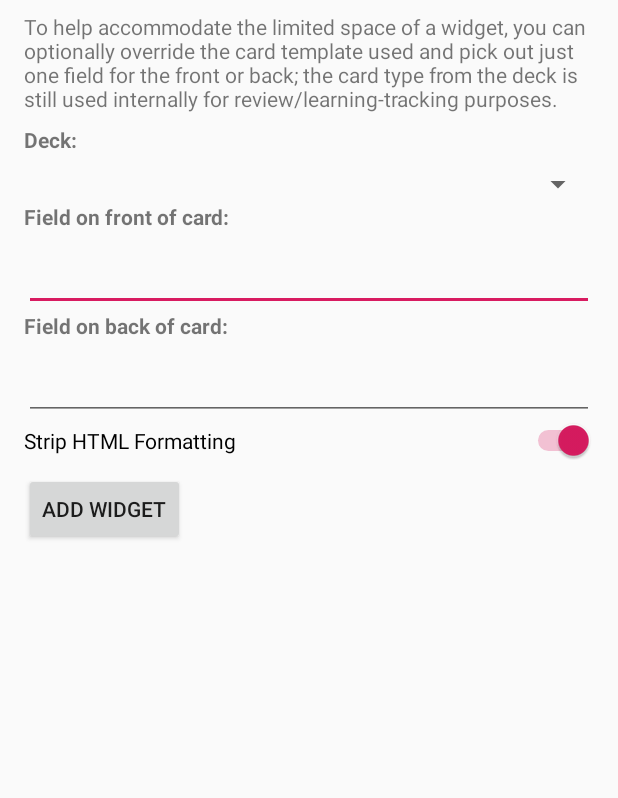
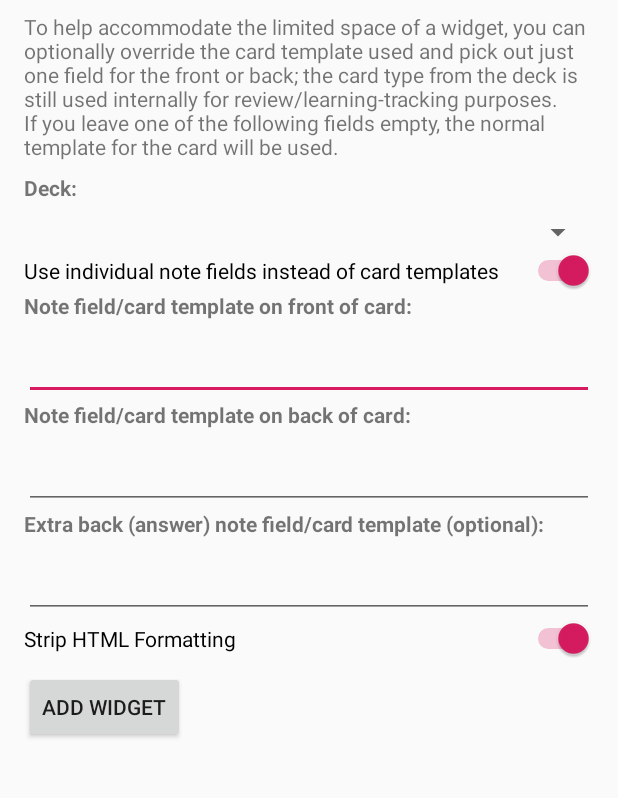
Before and after one commit to evanbattaglia/jide, an Android app: the JideWidgetConfigureActivity screen opened directly, with no data from a screen before it, on a phone screen of 412 x 824 dp, the part 73-871 px from its top. Run offline under Robolectric (Android 15) with nearby library versions, the phone set to English and light mode, and no system bars; libraries missing offline, so code that uses them is left out: com.ichi2.anki; 1 statement that could not run was skipped.

```diff
--- a/app/src/main/java/com/instructure/ebattaglia/jide/JideWidgetConfigureActivity.kt
+++ b/app/src/main/java/com/instructure/ebattaglia/jide/JideWidgetConfigureActivity.kt
@@ -49,11 +49,14 @@ class JideWidgetConfigureActivity : Activity() {
 
         // Store prefs
         val prefs = JideWidgetPreferences(context, appWidgetId)
+        val useNoteFields = configure_use_note_fields_instead_of_card_templates.isChecked
         val frontField = configure_frontfield.text.toString()
         val backField = configure_backfield.text.toString()
+        val extraBackField = configure_extra_backfield.text.toString()
         val stripHtmlFormatting = configure_strip_html_formatting_switch.isChecked
         val deck = configure_deck_spinner.selectedItem as AnkiApi.Deck
-        prefs.setConfiguration(deck.id, frontField, backField, stripHtmlFormatting)
+
+        prefs.setConfiguration(deck.id, useNoteFields, frontField, backField, extraBackField, stripHtmlFormatting)
 
         // Have to run this on our own the first time after configuring
         val appWidgetManager = AppWidgetManager.getInstance(context)
--- a/app/src/main/res/layout/jide_widget_configure.xml
+++ b/app/src/main/res/layout/jide_widget_configure.xml
@@ -31,6 +31,13 @@
         android:layout_width="match_parent"
         android:layout_height="wrap_content" />
 
+    <Switch
+        android:id="@+id/configure_use_note_fields_instead_of_card_templates"
+        android:layout_width="match_parent"
+        android:layout_height="wrap_content"
+        android:checked="true"
+        android:text="@string/use_note_fields_instead_of_card_templates" />
+
     <TextView
         android:layout_width="match_parent"
         android:layout_height="wrap_content"
@@ -57,6 +64,19 @@
         android:layout_height="wrap_content"
         android:inputType="text" />
 
+    <TextView
+        android:layout_width="match_parent"
+        android:layout_height="wrap_content"
+        android:layout_marginBottom="8dp"
+        android:text="@string/configure_extra_backfield"
+        android:textStyle="bold" />
+
+    <EditText
+        android:id="@+id/configure_extra_backfield"
+        android:layout_width="match_parent"
+        android:layout_height="wrap_content"
+        android:inputType="text" />
+
     <Switch
         android:id="@+id/configure_strip_html_formatting_switch"
         android:layout_width="match_parent"
--- a/app/src/main/res/values/strings.xml
+++ b/app/src/main/res/values/strings.xml
@@ -1,10 +1,11 @@
 <resources>
     <string name="app_name">Jide</string>
     <string name="configure">Configure Jide Widget</string>
-    <string name="configure2">To help accommodate the limited space of a widget, you can optionally override the card template used and pick out just one field for the front or back; the card type from the deck is still used internally for review/learning-tracking purposes.</string>
+    <string name="configure2">To help accommodate the limited space of a widget, you can optionally override the card template used and pick out just one field for the front or back; the card type from the deck is still used internally for review/learning-tracking purposes. If you leave one of the following fields empty, the normal template for the card will be used.</string>
     <string name="add_widget">Add Widget</string>
-    <string name="configure_frontfield">Field on front of card:</string>
-    <string name="configure_backfield">Field on back of card:</string>
+    <string name="configure_frontfield">Note field/card template on front of card:</string>
+    <string name="configure_backfield">Note field/card template on back of card:</string>
+    <string name="configure_extra_backfield">Extra back (answer) note field/card template (optional):</string>
     <string name="widget_good_button">Good</string>
     <string name="widget_bad_button">Bad</string>
     <string name="widget_back_button"><![CDATA[<]]></string>
@@ -20,6 +21,7 @@
     <string name="not_configured">not configured</string>
     <string name="no_available_card">[no available card]</string>
     <string name="strip_html_formatting_switch">Strip HTML Formatting</string>
+    <string name="use_note_fields_instead_of_card_templates">Use individual note fields instead of card templates</string>
     <string-array name="wallpaper_frequency_units">
         <item name="hours">Hours</item>
         <item name="minutes">Minutes</item>
```
Also changed, not shown: app/src/main/java/com/instructure/ebattaglia/jide/AnkiApi.kt (+107 -37 lines), app/src/main/java/com/instructure/ebattaglia/jide/JideWidget.kt (+16 -4 lines), app/src/main/java/com/instructure/ebattaglia/jide/JideWidgetPreferences.kt (+23 -3 lines).
